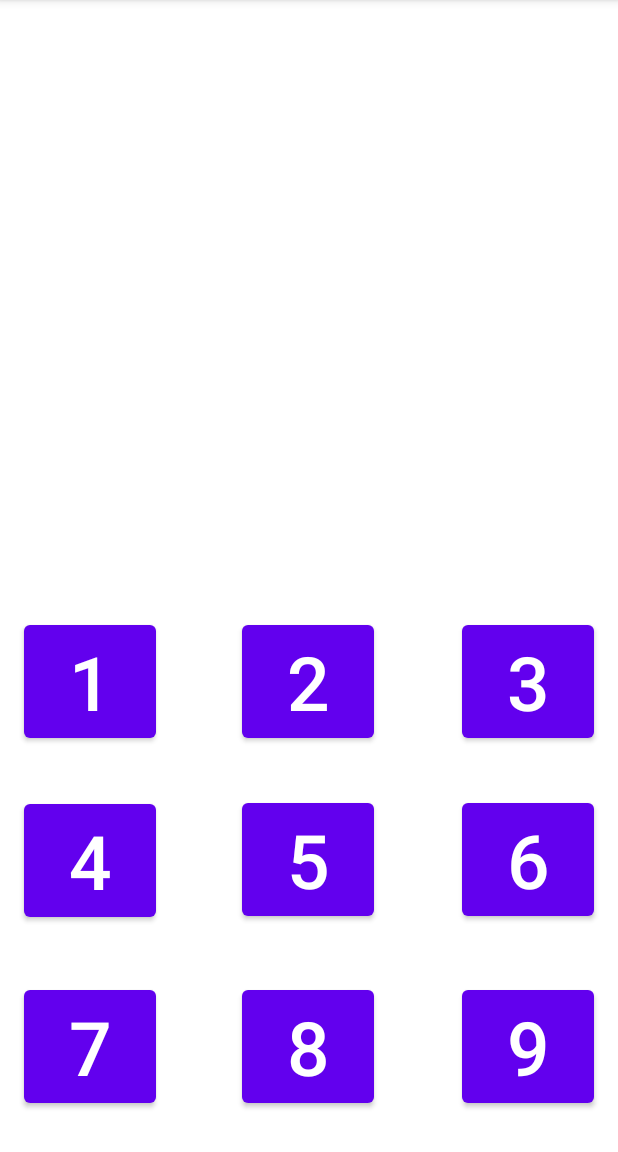
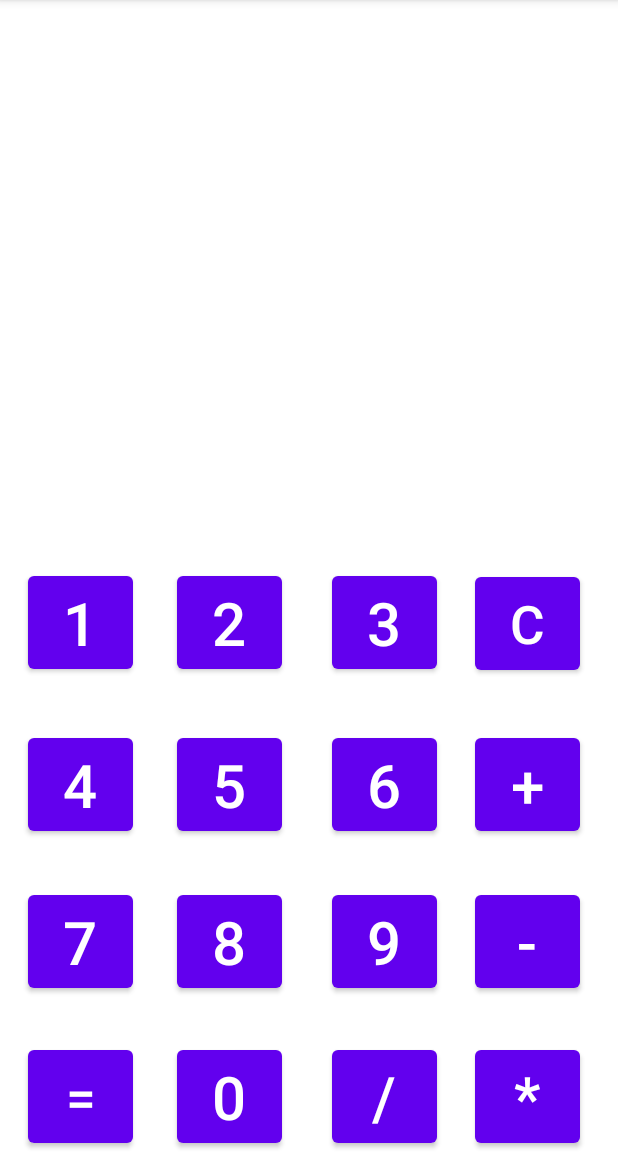
Before and after one commit to Alexey-geek/Calculator3, an Android app: the screen it shows after launch (MainActivity), on a phone screen of 412 x 824 dp, the part 84-1236 px from its top. Run offline under Robolectric (Android 15) with nearby library versions, the phone set to English and light mode, and no system bars.

Commit message:
Добавлено и расставленно еще семь кнопок

```diff
--- a/app/src/main/res/layout/activity_main.xml
+++ b/app/src/main/res/layout/activity_main.xml
@@ -8,120 +8,211 @@
 
     <Button
         android:id="@+id/buttonOne"
-        android:layout_width="wrap_content"
+        android:layout_width="@dimen/buttonWidth"
         android:layout_height="wrap_content"
         android:text="1"
         android:textSize="@dimen/buttonTextSize"
         app:layout_constraintBottom_toBottomOf="parent"
         app:layout_constraintEnd_toEndOf="parent"
-        app:layout_constraintHorizontal_bias="0.049"
+        app:layout_constraintHorizontal_bias="0.055"
         app:layout_constraintStart_toStartOf="parent"
         app:layout_constraintTop_toTopOf="parent"
-        app:layout_constraintVertical_bias="0.603" />
+        app:layout_constraintVertical_bias="0.545"
+        />
 
     <Button
         android:id="@+id/buttonTwo"
-        android:layout_width="wrap_content"
+        android:layout_width="@dimen/buttonWidth"
         android:layout_height="wrap_content"
         android:text="2"
         android:textSize="@dimen/buttonTextSize"
         app:layout_constraintBottom_toBottomOf="parent"
         app:layout_constraintEnd_toEndOf="parent"
-        app:layout_constraintHorizontal_bias="0.498"
+        app:layout_constraintHorizontal_bias="0.346"
         app:layout_constraintStart_toStartOf="parent"
         app:layout_constraintTop_toTopOf="parent"
-        app:layout_constraintVertical_bias="0.603" />
+        app:layout_constraintVertical_bias="0.545" />
 
     <Button
         android:id="@+id/buttonThree"
-        android:layout_width="wrap_content"
+        android:layout_width="@dimen/buttonWidth"
         android:layout_height="wrap_content"
         android:text="3"
         android:textSize="@dimen/buttonTextSize"
         app:layout_constraintBottom_toBottomOf="parent"
         app:layout_constraintEnd_toEndOf="parent"
-        app:layout_constraintHorizontal_bias="0.95"
+        app:layout_constraintHorizontal_bias="0.648"
         app:layout_constraintStart_toStartOf="parent"
         app:layout_constraintTop_toTopOf="parent"
-        app:layout_constraintVertical_bias="0.603" />
+        app:layout_constraintVertical_bias="0.545" />
 
     <Button
         android:id="@+id/buttonFour"
-        android:layout_width="wrap_content"
+        android:layout_width="@dimen/buttonWidth"
         android:layout_height="wrap_content"
         android:text="4"
         android:textSize="@dimen/buttonTextSize"
         app:layout_constraintBottom_toBottomOf="parent"
         app:layout_constraintEnd_toEndOf="parent"
-        app:layout_constraintHorizontal_bias="0.049"
+        app:layout_constraintHorizontal_bias="0.055"
         app:layout_constraintStart_toStartOf="parent"
         app:layout_constraintTop_toTopOf="parent"
-        app:layout_constraintVertical_bias="0.779" />
+        app:layout_constraintVertical_bias="0.7" />
 
     <Button
         android:id="@+id/buttonFive"
-        android:layout_width="wrap_content"
+        android:layout_width="@dimen/buttonWidth"
         android:layout_height="wrap_content"
         android:text="5"
         android:textSize="@dimen/buttonTextSize"
         app:layout_constraintBottom_toBottomOf="parent"
         app:layout_constraintEnd_toEndOf="parent"
-        app:layout_constraintHorizontal_bias="0.498"
+        app:layout_constraintHorizontal_bias="0.346"
         app:layout_constraintStart_toStartOf="parent"
         app:layout_constraintTop_toTopOf="parent"
-        app:layout_constraintVertical_bias="0.778" />
+        app:layout_constraintVertical_bias="0.7" />
 
     <Button
         android:id="@+id/buttonSix"
-        android:layout_width="wrap_content"
+        android:layout_width="@dimen/buttonWidth"
         android:layout_height="wrap_content"
         android:text="6"
         android:textSize="@dimen/buttonTextSize"
         app:layout_constraintBottom_toBottomOf="parent"
         app:layout_constraintEnd_toEndOf="parent"
-        app:layout_constraintHorizontal_bias="0.95"
+        app:layout_constraintHorizontal_bias="0.648"
         app:layout_constraintStart_toStartOf="parent"
         app:layout_constraintTop_toTopOf="parent"
-        app:layout_constraintVertical_bias="0.778" />
+        app:layout_constraintVertical_bias="0.7" />
 
     <Button
         android:id="@+id/buttonSeven"
-        android:layout_width="wrap_content"
+        android:layout_width="@dimen/buttonWidth"
         android:layout_height="wrap_content"
         android:text="7"
         android:textSize="@dimen/buttonTextSize"
         app:layout_constraintBottom_toBottomOf="parent"
         app:layout_constraintEnd_toEndOf="parent"
-        app:layout_constraintHorizontal_bias="0.049"
+        app:layout_constraintHorizontal_bias="0.055"
         app:layout_constraintStart_toStartOf="parent"
         app:layout_constraintTop_toTopOf="parent"
-        app:layout_constraintVertical_bias="0.961" />
+        app:layout_constraintVertical_bias="0.851" />
 
     <Button
         android:id="@+id/buttonEight"
-        android:layout_width="wrap_content"
+        android:layout_width="@dimen/buttonWidth"
         android:layout_height="wrap_content"
         android:text="8"
         android:textSize="@dimen/buttonTextSize"
         app:layout_constraintBottom_toBottomOf="parent"
         app:layout_constraintEnd_toEndOf="parent"
-        app:layout_constraintHorizontal_bias="0.498"
+        app:layout_constraintHorizontal_bias="0.346"
         app:layout_constraintStart_toStartOf="parent"
         app:layout_constraintTop_toTopOf="parent"
-        app:layout_constraintVertical_bias="0.961" />
+        app:layout_constraintVertical_bias="0.851" />
 
     <Button
         android:id="@+id/buttonNine"
-        android:layout_width="wrap_content"
+        android:layout_width="@dimen/buttonWidth"
         android:layout_height="wrap_content"
         android:text="9"
         android:textSize="@dimen/buttonTextSize"
         app:layout_constraintBottom_toBottomOf="parent"
         app:layout_constraintEnd_toEndOf="parent"
-        app:layout_constraintHorizontal_bias="0.95"
+        app:layout_constraintHorizontal_bias="0.648"
         app:layout_constraintStart_toStartOf="parent"
         app:layout_constraintTop_toTopOf="parent"
-        app:layout_constraintVertical_bias="0.961" />
+        app:layout_constraintVertical_bias="0.851" />
 
+    <Button
+        android:id="@+id/buttonClear"
+        android:layout_width="@dimen/buttonWidth"
+        android:layout_height="74sp"
+        android:text="C"
+        android:textSize="35sp"
+        app:layout_constraintBottom_toBottomOf="parent"
+        app:layout_constraintEnd_toEndOf="parent"
+        app:layout_constraintHorizontal_bias="0.926"
+        app:layout_constraintStart_toStartOf="parent"
+        app:layout_constraintTop_toTopOf="parent"
+        app:layout_constraintVertical_bias="0.546" />
+
+    <Button
+        android:id="@+id/buttonEqual"
+        android:layout_width="@dimen/buttonWidth"
+        android:layout_height="74sp"
+        android:text="="
+        android:textSize="35sp"
+        app:layout_constraintBottom_toBottomOf="parent"
+        app:layout_constraintEnd_toEndOf="parent"
+        app:layout_constraintHorizontal_bias="0.055"
+        app:layout_constraintStart_toStartOf="parent"
+        app:layout_constraintTop_toTopOf="parent"
+        app:layout_constraintVertical_bias="1.0" />
+
+    <Button
+        android:id="@+id/buttonZero"
+        android:layout_width="@dimen/buttonWidth"
+        android:layout_height="wrap_content"
+        android:text="0"
+        android:textSize="@dimen/buttonTextSize"
+        app:layout_constraintBottom_toBottomOf="parent"
+        app:layout_constraintEnd_toEndOf="parent"
+        app:layout_constraintHorizontal_bias="0.346"
+        app:layout_constraintStart_toStartOf="parent"
+        app:layout_constraintTop_toTopOf="parent"
+        app:layout_constraintVertical_bias="1.0" />
+
+    <Button
+        android:id="@+id/buttonSum"
+        android:layout_width="@dimen/buttonWidth"
+        android:layout_height="wrap_content"
+        android:text="+"
+        android:textSize="@dimen/buttonTextSize"
+        app:layout_constraintBottom_toBottomOf="parent"
+        app:layout_constraintEnd_toEndOf="parent"
+        app:layout_constraintHorizontal_bias="0.926"
+        app:layout_constraintStart_toStartOf="parent"
+        app:layout_constraintTop_toTopOf="parent"
+        app:layout_constraintVertical_bias="0.7" />
+
+    <Button
+        android:id="@+id/buttonDif"
+        android:layout_width="@dimen/buttonWidth"
+        android:layout_height="wrap_content"
+        android:text="-"
+        android:textSize="@dimen/buttonTextSize"
+        app:layout_constraintBottom_toBottomOf="parent"
+        app:layout_constraintEnd_toEndOf="parent"
+        app:layout_constraintHorizontal_bias="0.926"
+        app:layout_constraintStart_toStartOf="parent"
+        app:layout_constraintTop_toTopOf="parent"
+        app:layout_constraintVertical_bias="0.851" />
+
+    <Button
+        android:id="@+id/buttonCom"
+        android:layout_width="@dimen/buttonWidth"
+        android:layout_height="wrap_content"
+        android:text="*"
+        android:textSize="@dimen/buttonTextSize"
+        app:layout_constraintBottom_toBottomOf="parent"
+        app:layout_constraintEnd_toEndOf="parent"
+        app:layout_constraintHorizontal_bias="0.926"
+        app:layout_constraintStart_toStartOf="parent"
+        app:layout_constraintTop_toTopOf="parent"
+        app:layout_constraintVertical_bias="1.0" />
+
+    <Button
+        android:id="@+id/buttonDiv"
+        android:layout_width="@dimen/buttonWidth"
+        android:layout_height="wrap_content"
+        android:text="/"
+        android:textSize="@dimen/buttonTextSize"
+        app:layout_constraintBottom_toBottomOf="parent"
+        app:layout_constraintEnd_toEndOf="parent"
+        app:layout_constraintHorizontal_bias="0.648"
+        app:layout_constraintStart_toStartOf="parent"
+        app:layout_constraintTop_toTopOf="parent"
+        app:layout_constraintVertical_bias="1.0" />
 
 </androidx.constraintlayout.widget.ConstraintLayout>
--- a/app/src/main/res/values/dimens.xml
+++ b/app/src/main/res/values/dimens.xml
@@ -1,4 +1,5 @@
 <?xml version="1.0" encoding="utf-8"?>
 <resources>
-    <dimen name="buttonTextSize">50sp</dimen>
+    <dimen name="buttonTextSize">40sp</dimen>
+    <dimen name="buttonWidth">70sp</dimen>
 </resources>
```
